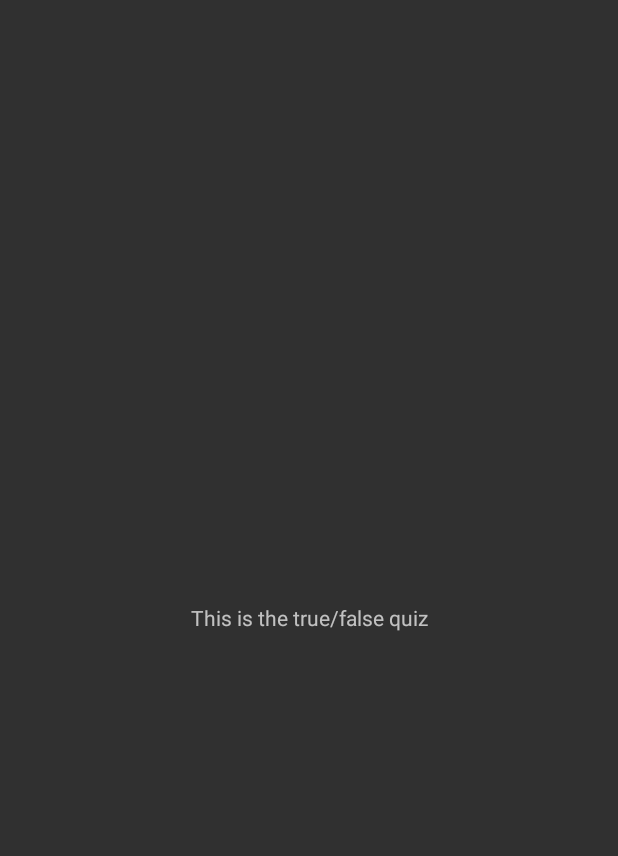
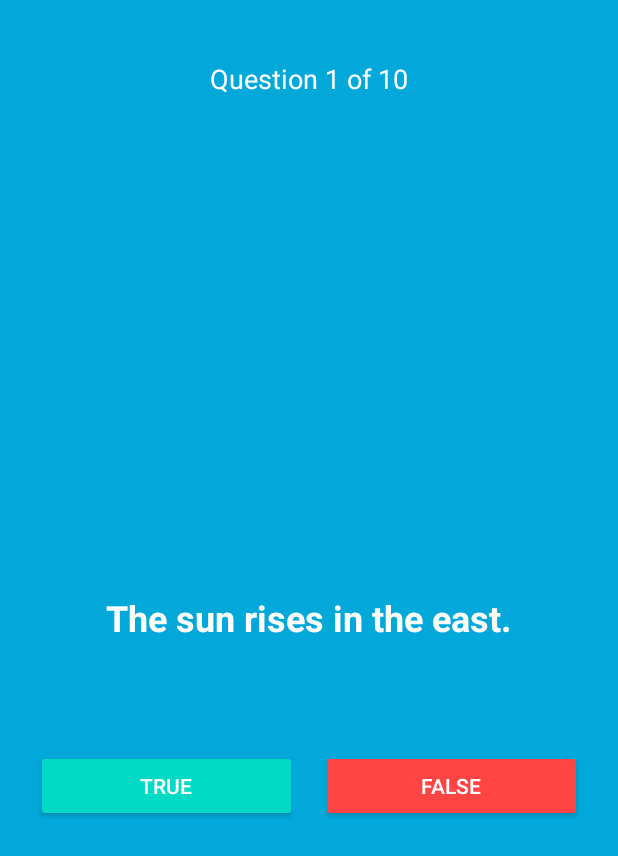
Before and after one commit to pranavpratheekmalleboyina/android-quizoku-app, an Android app: the TrueFalseQuizActivity screen opened directly, with no data from a screen before it, on a phone screen of 412 x 824 dp. Before the commit the part shown is almost empty. Shown: the top 856 px of the screen. Run offline under Robolectric (Android 15) with nearby library versions, the phone set to English and light mode, and no system bars.

Commit message:
Coded the logic for the true-false quiz section

```diff
--- a/app/src/main/java/com/pranav/quizoku/TrueFalseQuizActivity.java
+++ b/app/src/main/java/com/pranav/quizoku/TrueFalseQuizActivity.java
@@ -1,13 +1,116 @@
 package com.pranav.quizoku;
 
+import android.app.AlertDialog;
+import android.content.Intent;
+import android.media.SoundPool;
 import android.os.Bundle;
+import android.view.View;
+import android.widget.Button;
+import android.widget.TextView;
+import android.widget.RatingBar;
 
 import androidx.appcompat.app.AppCompatActivity;
 
 public class TrueFalseQuizActivity extends AppCompatActivity {
+
+    private TextView questionText, questionCount;
+    private Button trueButton, falseButton;
+
+    private String[] questions = {
+            "The sun rises in the east.",
+            "Water boils at 90°C.",
+            "The Earth is flat.",
+            "Python is a snake and a programming language.",
+            "Light travels faster than sound.",
+            "Mount Everest is the tallest mountain on Earth.",
+            "Fish can breathe out of water.",
+            "The Great Wall of China is visible from space.",
+            "Humans have 4 senses.",
+            "The capital of France is Paris."
+    };
+
+    private boolean[] answers = {
+            true, false, false, true, true,
+            true, false, false, false, true
+    };
+
+    private int currentQuestion = 0;
+    private int score = 0;
+
+    private SoundPool soundPool;
+    private int soundCorrect, soundWrong;
+
     @Override
     protected void onCreate(Bundle savedInstanceState) {
         super.onCreate(savedInstanceState);
         setContentView(R.layout.activity_true_false_quiz);
+
+        questionText = findViewById(R.id.question_text);
+        questionCount = findViewById(R.id.question_count);
+        trueButton = findViewById(R.id.true_button);
+        falseButton = findViewById(R.id.false_button);
+
+        soundPool = new SoundPool.Builder().setMaxStreams(2).build();
+        soundCorrect = soundPool.load(this, R.raw.correct_answer_sound, 1);
+        soundWrong = soundPool.load(this, R.raw.wrong_answer_sound, 1);
+
+        updateQuestion();
+
+        trueButton.setOnClickListener(v -> checkAnswer(true));
+        falseButton.setOnClickListener(v -> checkAnswer(false));
+    }
+
+    private void updateQuestion() {
+        if (currentQuestion < questions.length) {
+            questionText.setText(questions[currentQuestion]);
+            questionCount.setText("Question " + (currentQuestion + 1) + " of " + questions.length);
+        } else {
+            showResultDialog();
+        }
+    }
+
+    private void checkAnswer(boolean userAnswer) {
+        if (userAnswer == answers[currentQuestion]) {
+            score++;
+            soundPool.play(soundCorrect, 1, 1, 0, 0, 1);
+        } else {
+            soundPool.play(soundWrong, 1, 1, 0, 0, 1);
+        }
+        currentQuestion++;
+        updateQuestion();
+    }
+
+    private void showResultDialog() {
+        View dialogView = getLayoutInflater().inflate(R.layout.dialog_result_rating, null);
+        RatingBar ratingBar = dialogView.findViewById(R.id.result_rating);
+
+        new AlertDialog.Builder(this)
+                .setTitle("Quiz Completed!")
+                .setMessage("Your score: " + score + " / " + questions.length)
+                .setView(dialogView)
+                .setCancelable(false)
+                .setPositiveButton("Submit", (dialog, which) -> {
+                    showPostQuizOptions();
+                })
+                .show();
+    }
+
+    private void showPostQuizOptions() {
+        new AlertDialog.Builder(this)
+                .setTitle("We appreciate your participation!")
+                .setMessage("What would you like to do next?")
+                .setCancelable(false)
+                .setPositiveButton("Retry the quiz", (dialog, which) -> {
+                    currentQuestion = 0;
+                    score = 0;
+                    updateQuestion();
+                })
+                .setNegativeButton("Go to the home screen", (dialog, which) -> {
+                    Intent intent = new Intent(this, MainActivity.class);
+                    startActivity(intent);
+                    finish();
+                })
+                .setNeutralButton("Exit", (dialog, which) -> finishAffinity())
+                .show();
     }
 }
--- a/app/src/main/res/layout/activity_true_false_quiz.xml
+++ b/app/src/main/res/layout/activity_true_false_quiz.xml
@@ -1,14 +1,61 @@
 <?xml version="1.0" encoding="utf-8"?>
-<LinearLayout xmlns:android="http://schemas.android.com/apk/res/android"
+<RelativeLayout xmlns:android="http://schemas.android.com/apk/res/android"
     android:layout_width="match_parent"
-    android:layout_height="match_parent">
+    android:layout_height="match_parent"
+    android:background="@color/blue"
+    android:padding="24dp">
 
     <TextView
-        android:id="@+id/textView2"
+        android:id="@+id/question_count"
         android:layout_width="wrap_content"
         android:layout_height="wrap_content"
-        android:layout_weight="1"
-        android:layout_gravity="center"
+        android:text="Question 1 of 10"
+        android:textColor="@android:color/white"
+        android:textSize="18sp"
+        android:layout_alignParentTop="true"
+        android:layout_centerHorizontal="true"
+        android:layout_marginTop="16dp" />
+
+    <TextView
+        android:id="@+id/question_text"
+        android:layout_width="wrap_content"
+        android:layout_height="wrap_content"
+        android:text="Sample Question?"
+        android:textColor="@android:color/white"
+        android:textSize="24sp"
+        android:textStyle="bold"
+        android:layout_centerInParent="true"
         android:gravity="center"
-        android:text="This is the true/false quiz" />
-</LinearLayout>
+        android:padding="24dp" />
+
+    <LinearLayout
+        android:id="@+id/button_container"
+        android:layout_width="match_parent"
+        android:layout_height="wrap_content"
+        android:layout_below="@id/question_text"
+        android:layout_marginTop="48dp"
+        android:gravity="center"
+        android:orientation="horizontal"
+        android:layout_centerHorizontal="true">
+
+        <Button
+            android:id="@+id/true_button"
+            android:layout_width="0dp"
+            android:layout_weight="1"
+            android:layout_height="wrap_content"
+            android:text="True"
+            android:backgroundTint="@color/teal_200"
+            android:textColor="@android:color/white"
+            android:layout_marginEnd="8dp"/>
+
+        <Button
+            android:id="@+id/false_button"
+            android:layout_width="0dp"
+            android:layout_weight="1"
+            android:layout_height="wrap_content"
+            android:text="False"
+            android:backgroundTint="@android:color/holo_red_light"
+            android:textColor="@android:color/white"
+            android:layout_marginStart="8dp"/>
+    </LinearLayout>
+</RelativeLayout>
--- a/app/src/main/res/values/colors.xml
+++ b/app/src/main/res/values/colors.xml
@@ -7,5 +7,5 @@
     <color name="teal_700">#FF018786</color>
     <color name="black">#FF000000</color>
     <color name="white">#FFFFFFFF</color>
-    <color name="blue_700">#FF0000FF</color>
+    <color name="blue">#03A8DA</color>
 </resources>
```
Also changed, not shown: app/src/main/res/layout/dialog_result_rating.xml (added, +24 -0 lines), 2 other files.
